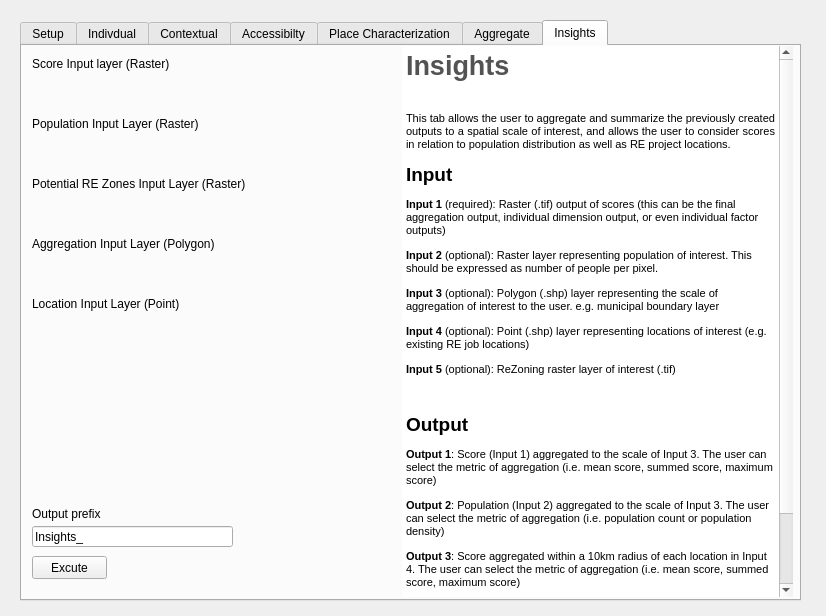
The window that gender_indicator_tool/gender_indicator_tool_dialog_base.ui (worldbank/GEEST) describes before a commit, drawn with Qt 5.
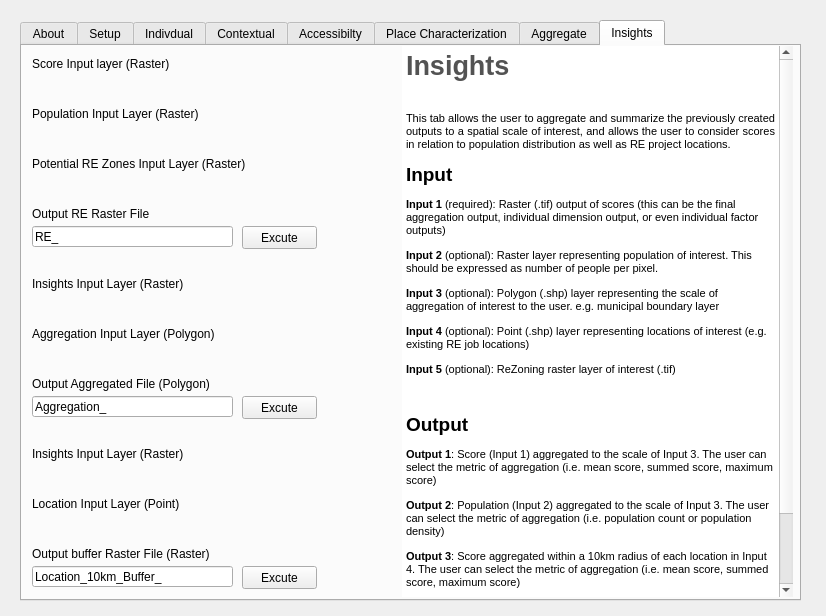
The same window after the commit. The open tabs and pages were chosen to show the change. Custom widgets are drawn as their Qt base class.

Commit message: Insights tab complete and About tab added

Patch:
```diff
--- a/gender_indicator_tool/gender_indicator_tool_dialog_base.ui
+++ b/gender_indicator_tool/gender_indicator_tool_dialog_base.ui
@@ -25,6 +25,48 @@
    <property name="currentIndex">
     <number>0</number>
    </property>
+   <widget class="QWidget" name="tab_33">
+    <attribute name="title">
+     <string>About</string>
+    </attribute>
+    <widget class="QTextEdit" name="textEdit_22">
+     <property name="enabled">
+      <bool>true</bool>
+     </property>
+     <property name="geometry">
+      <rect>
+       <x>0</x>
+       <y>0</y>
+       <width>771</width>
+       <height>551</height>
+      </rect>
+     </property>
+     <property name="frameShape">
+      <enum>QFrame::NoFrame</enum>
+     </property>
+     <property name="verticalScrollBarPolicy">
+      <enum>Qt::ScrollBarAlwaysOn</enum>
+     </property>
+     <property name="readOnly">
+      <bool>true</bool>
+     </property>
+     <property name="html">
+      <string>&lt;!DOCTYPE HTML PUBLIC &quot;-//W3C//DTD HTML 4.0//EN&quot; &quot;http://www.w3.org/TR/REC-html40/strict.dtd&quot;&gt;
+&lt;html&gt;&lt;head&gt;&lt;meta name=&quot;qrichtext&quot; content=&quot;1&quot; /&gt;&lt;style type=&quot;text/css&quot;&gt;
+p, li { white-space: pre-wrap; }
+&lt;/style&gt;&lt;/head&gt;&lt;body style=&quot; font-family:'MS Shell Dlg 2'; font-size:8.25pt; font-weight:400; font-style:normal;&quot;&gt;
+&lt;p align=&quot;justify&quot; style=&quot; margin-top:0px; margin-bottom:0px; margin-left:0px; margin-right:0px; -qt-block-indent:0; text-indent:0px;&quot;&gt;&lt;span style=&quot; font-size:20pt; font-weight:600; color:#535353;&quot;&gt;About&lt;/span&gt;&lt;/p&gt;
+&lt;p align=&quot;justify&quot; style=&quot;-qt-paragraph-type:empty; margin-top:0px; margin-bottom:0px; margin-left:0px; margin-right:0px; -qt-block-indent:0; text-indent:0px; font-size:20pt; font-weight:600; color:#535353;&quot;&gt;&lt;br /&gt;&lt;/p&gt;
+&lt;p align=&quot;justify&quot; style=&quot; margin-top:0px; margin-bottom:0px; margin-left:0px; margin-right:0px; -qt-block-indent:0; text-indent:0px;&quot;&gt;&lt;span style=&quot; font-size:8pt;&quot;&gt;This tab allows the user to aggregate and summarize the previously created outputs to a spatial scale of interest, and allows the user to consider scores in relation to population distribution as well as RE project locations.&lt;/span&gt;&lt;/p&gt;
+&lt;p style=&quot; margin-top:12px; margin-bottom:12px; margin-left:0px; margin-right:0px; -qt-block-indent:0; text-indent:0px;&quot;&gt;&lt;span style=&quot; font-size:14pt; font-weight:600;&quot;&gt;Heading 1&lt;/span&gt;&lt;span style=&quot; font-size:8pt;&quot;&gt; &lt;/span&gt;&lt;/p&gt;
+&lt;p style=&quot; margin-top:12px; margin-bottom:12px; margin-left:0px; margin-right:0px; -qt-block-indent:0; text-indent:0px;&quot;&gt;&lt;span style=&quot; font-size:8pt;&quot;&gt;This tab allows the user to aggregate and summarize the previously created outputs to a spatial scale of interest, and allows the user to consider scores in relation to population distribution as well as RE project locations.This tab allows the user to aggregate and summarize the previously created outputs to a spatial scale of interest, and allows the user to consider scores in relation to population distribution as well as RE project locations.This tab allows the user to aggregate and summarize the previously created outputs to a spatial scale of interest, and allows the user to consider scores in relation to population distribution as well as RE project locations.This tab allows the user to aggregate and summarize the previously created outputs to a spatial scale of interest, and allows the user to consider scores in relation to population distribution as well as RE project locations.&lt;/span&gt;&lt;/p&gt;
+&lt;p style=&quot;-qt-paragraph-type:empty; margin-top:12px; margin-bottom:12px; margin-left:0px; margin-right:0px; -qt-block-indent:0; text-indent:0px; font-size:8pt;&quot;&gt;&lt;br /&gt;&lt;/p&gt;
+&lt;p style=&quot; margin-top:12px; margin-bottom:12px; margin-left:0px; margin-right:0px; -qt-block-indent:0; text-indent:0px;&quot;&gt;&lt;span style=&quot; font-size:14pt; font-weight:600;&quot;&gt;Heading 2&lt;/span&gt;&lt;/p&gt;
+&lt;p style=&quot; margin-top:12px; margin-bottom:12px; margin-left:0px; margin-right:0px; -qt-block-indent:0; text-indent:0px;&quot;&gt;&lt;span style=&quot; font-size:8pt;&quot;&gt;This tab allows the user to aggregate and summarize the previously created outputs to a spatial scale of interest, and allows the user to consider scores in relation to population distribution as well as RE project locations.This tab allows the user to aggregate and summarize the previously created outputs to a spatial scale of interest, and allows the user to consider scores in relation to population distribution as well as RE project locations.This tab allows the user to aggregate and summarize the previously created outputs to a spatial scale of interest, and allows the user to consider scores in relation to population distribution as well as RE project locations.&lt;/span&gt;&lt;/p&gt;
+&lt;p style=&quot;-qt-paragraph-type:empty; margin-top:12px; margin-bottom:12px; margin-left:0px; margin-right:0px; -qt-block-indent:0; text-indent:0px;&quot;&gt;&lt;br /&gt;&lt;/p&gt;&lt;/body&gt;&lt;/html&gt;</string>
+     </property>
+    </widget>
+   </widget>
    <widget class="QWidget" name="tab">
     <attribute name="title">
      <string>Setup</string>
@@ -6413,8 +6455,8 @@
     <widget class="QPushButton" name="Insights_Execute_PB">
      <property name="geometry">
       <rect>
-       <x>10</x>
-       <y>510</y>
+       <x>220</x>
+       <y>180</y>
        <width>75</width>
        <height>23</height>
       </rect>
@@ -6427,13 +6469,13 @@
      <property name="geometry">
       <rect>
        <x>10</x>
-       <y>480</y>
+       <y>180</y>
        <width>201</width>
        <height>21</height>
       </rect>
      </property>
      <property name="text">
-      <string>Insights_</string>
+      <string>RE_</string>
      </property>
      <property name="qgisRelation" stdset="0">
       <string notr="true"/>
@@ -6443,20 +6485,20 @@
      <property name="geometry">
       <rect>
        <x>10</x>
-       <y>460</y>
+       <y>160</y>
        <width>231</width>
        <height>16</height>
       </rect>
      </property>
      <property name="text">
-      <string>Output prefix</string>
+      <string>Output RE Raster File</string>
      </property>
     </widget>
     <widget class="QLabel" name="label_262">
      <property name="geometry">
       <rect>
        <x>10</x>
-       <y>190</y>
+       <y>280</y>
        <width>201</width>
        <height>16</height>
       </rect>
@@ -6469,7 +6511,7 @@
      <property name="geometry">
       <rect>
        <x>10</x>
-       <y>210</y>
+       <y>300</y>
        <width>231</width>
        <height>31</height>
       </rect>
@@ -6479,7 +6521,7 @@
      <property name="geometry">
       <rect>
        <x>10</x>
-       <y>250</y>
+       <y>450</y>
        <width>251</width>
        <height>16</height>
       </rect>
@@ -6492,7 +6534,7 @@
      <property name="geometry">
       <rect>
        <x>10</x>
-       <y>270</y>
+       <y>470</y>
        <width>231</width>
        <height>31</height>
       </rect>
@@ -6502,7 +6544,7 @@
      <property name="geometry">
       <rect>
        <x>10</x>
-       <y>130</y>
+       <y>110</y>
        <width>251</width>
        <height>16</height>
       </rect>
@@ -6515,7 +6557,7 @@
      <property name="geometry">
       <rect>
        <x>10</x>
-       <y>150</y>
+       <y>130</y>
        <width>231</width>
        <height>31</height>
       </rect>
@@ -6548,7 +6590,7 @@
      <property name="geometry">
       <rect>
        <x>10</x>
-       <y>70</y>
+       <y>60</y>
        <width>251</width>
        <height>16</height>
       </rect>
@@ -6561,23 +6603,140 @@
      <property name="geometry">
       <rect>
        <x>10</x>
-       <y>90</y>
+       <y>80</y>
        <width>231</width>
        <height>31</height>
       </rect>
      </property>
     </widget>
-    <widget class="QLabel" name="Insights_status">
+    <widget class="QPushButton" name="Aggregation_Execute_PB">
      <property name="geometry">
       <rect>
-       <x>90</x>
-       <y>510</y>
-       <width>281</width>
-       <height>20</height>
+       <x>220</x>
+       <y>350</y>
+       <width>75</width>
+       <height>23</height>
       </rect>
      </property>
      <property name="text">
-      <string/>
+      <string>Excute</string>
+     </property>
+    </widget>
+    <widget class="QLabel" name="label_267">
+     <property name="geometry">
+      <rect>
+       <x>10</x>
+       <y>330</y>
+       <width>231</width>
+       <height>16</height>
+      </rect>
+     </property>
+     <property name="text">
+      <string>Output Aggregated File (Polygon)</string>
+     </property>
+    </widget>
+    <widget class="QgsFilterLineEdit" name="AGG_Output_Field">
+     <property name="geometry">
+      <rect>
+       <x>10</x>
+       <y>350</y>
+       <width>201</width>
+       <height>21</height>
+      </rect>
+     </property>
+     <property name="text">
+      <string>Aggregation_</string>
+     </property>
+     <property name="qgisRelation" stdset="0">
+      <string notr="true"/>
+     </property>
+    </widget>
+    <widget class="QPushButton" name="Buffer_Execute_PB">
+     <property name="geometry">
+      <rect>
+       <x>220</x>
+       <y>520</y>
+       <width>75</width>
+       <height>23</height>
+      </rect>
+     </property>
+     <property name="text">
+      <string>Excute</string>
+     </property>
+    </widget>
+    <widget class="QLabel" name="label_268">
+     <property name="geometry">
+      <rect>
+       <x>10</x>
+       <y>500</y>
+       <width>231</width>
+       <height>16</height>
+      </rect>
+     </property>
+     <property name="text">
+      <string>Output buffer Raster File (Raster)</string>
+     </property>
+    </widget>
+    <widget class="QgsFilterLineEdit" name="Buffer_Output_Field">
+     <property name="geometry">
+      <rect>
+       <x>10</x>
+       <y>520</y>
+       <width>201</width>
+       <height>21</height>
+      </rect>
+     </property>
+     <property name="text">
+      <string>Location_10km_Buffer_</string>
+     </property>
+     <property name="qgisRelation" stdset="0">
+      <string notr="true"/>
+     </property>
+    </widget>
+    <widget class="QgsFileWidget" name="Insights_Agg_Input_Field">
+     <property name="geometry">
+      <rect>
+       <x>10</x>
+       <y>250</y>
+       <width>231</width>
+       <height>31</height>
+      </rect>
+     </property>
+    </widget>
+    <widget class="QLabel" name="label_269">
+     <property name="geometry">
+      <rect>
+       <x>10</x>
+       <y>230</y>
+       <width>321</width>
+       <height>16</height>
+      </rect>
+     </property>
+     <property name="text">
+      <string>Insights Input Layer (Raster)</string>
+     </property>
+    </widget>
+    <widget class="QLabel" name="label_270">
+     <property name="geometry">
+      <rect>
+       <x>10</x>
+       <y>400</y>
+       <width>321</width>
+       <height>16</height>
+      </rect>
+     </property>
+     <property name="text">
+      <string>Insights Input Layer (Raster)</string>
+     </property>
+    </widget>
+    <widget class="QgsFileWidget" name="Insights_Buf_Input_Field">
+     <property name="geometry">
+      <rect>
+       <x>10</x>
+       <y>420</y>
+       <width>231</width>
+       <height>31</height>
+      </rect>
      </property>
     </widget>
    </widget>
```
Left out of the diff: 8 changed lines with no effect on the pictures. The commit also changes 6 other files.
